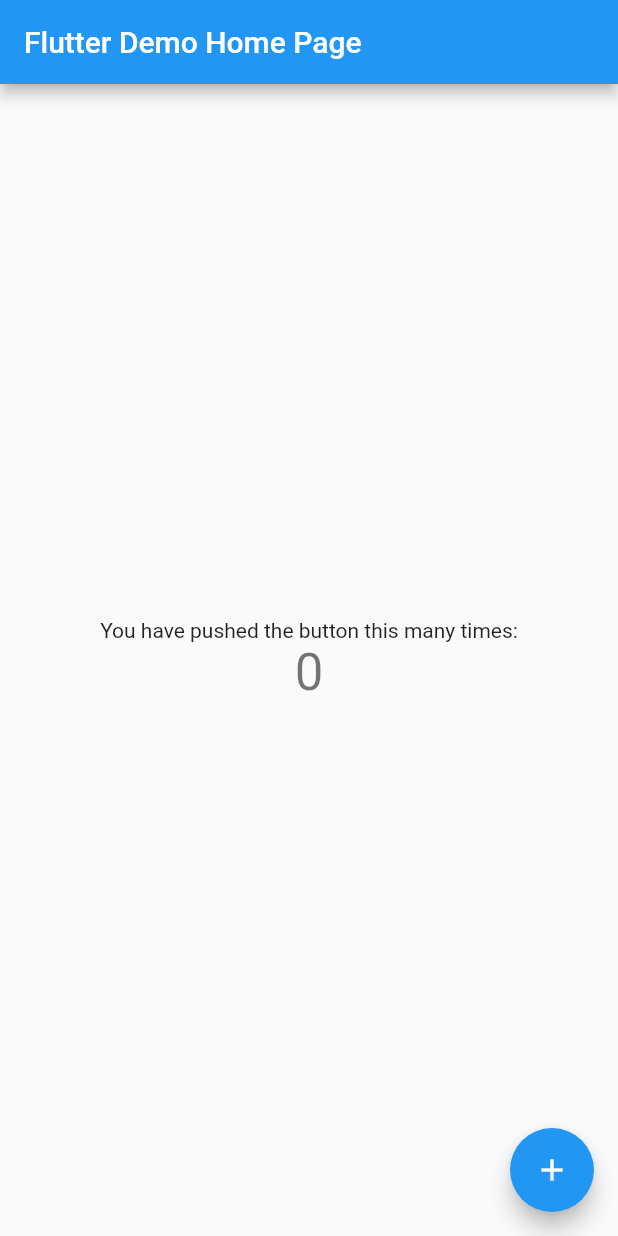
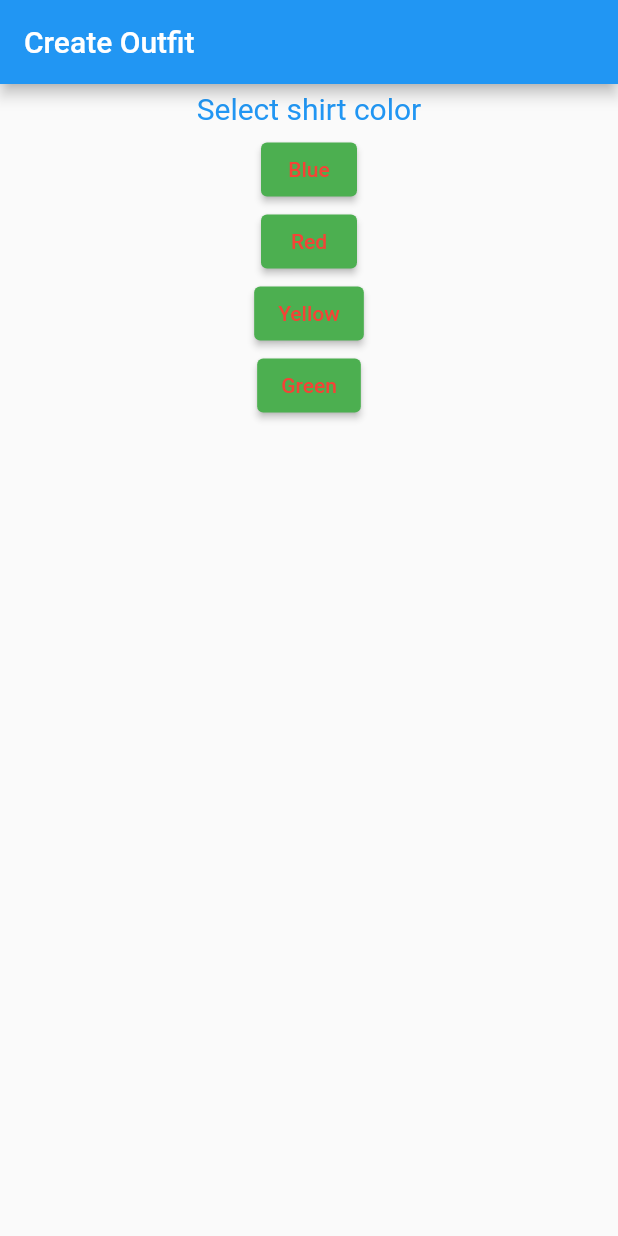
Before and after one commit to Zografska/L2_MIS_186057, a Flutter app: the screen it shows after launch, on a phone screen of 412 x 824 dp. Run offline on Flutter 3.47's test engine with Material 2 defaults, Android fonts, the phone set to English and light mode, and no system bars.

Commit message:
initial app complete

```diff
--- /dev/null
+++ b/lib/answer.dart
@@ -0,0 +1,25 @@
+import 'package:flutter/material.dart';
+
+class Answer extends StatelessWidget {
+  String answerText;
+  VoidCallback tapped;
+
+  Answer(this.tapped, this.answerText);
+
+  @override
+  Widget build(BuildContext context) {
+    return Container(
+      child: ElevatedButton(
+        onPressed: tapped,
+        child: Text(
+          answerText,
+          style: const TextStyle(
+            color: Colors.red,
+          ),
+        ),
+        style: ButtonStyle(
+            backgroundColor: MaterialStateProperty.all<Color>(Colors.green)),
+      ),
+    );
+  }
+}
--- a/lib/main.dart
+++ b/lib/main.dart
@@ -1,115 +1,68 @@
 import 'package:flutter/material.dart';
+import 'answer.dart';
+import 'question.dart';
+import 'package:flutter/cupertino.dart';
 
 void main() {
-  runApp(const MyApp());
+  runApp(MyAppState());
 }
 
-class MyApp extends StatelessWidget {
-  const MyApp({super.key});
+class MyAppStateState extends State<MyAppState> {
+  void _iWasTapped() {
+    setState(() {
+      if (_questionIndex + 1 < questions.length)
+        _questionIndex += 1;
+      else {
+        _questionIndex = 0;
+      }
+    });
+  }
 
-  // This widget is the root of your application.
+  var questions = [
+    {
+      'question': 'Select shirt color',
+      'answer': ['Blue', 'Red', 'Yellow', 'Green']
+    },
+    {
+      'question': 'Select pants',
+      'answer': ['Mom Jeans', 'Skinny Jeans', 'Shorts']
+    },
+    {
+      'question': 'Select shoes',
+      'answer': ['Nike AirForce', 'Puma Suade', 'DocMartens']
+    },
+    {
+      'question': 'Select accessory',
+      'answer': ['Fedora', 'Beanie', 'Beret', 'Visor', 'Cowboy']
+    },
+  ];
+  int _questionIndex = 0;
+
   @override
   Widget build(BuildContext context) {
     return MaterialApp(
-      title: 'Flutter Demo',
-      theme: ThemeData(
-        // This is the theme of your application.
-        //
-        // Try running your application with "flutter run". You'll see the
-        // application has a blue toolbar. Then, without quitting the app, try
-        // changing the primarySwatch below to Colors.green and then invoke
-        // "hot reload" (press "r" in the console where you ran "flutter run",
-        // or simply save your changes to "hot reload" in a Flutter IDE).
-        // Notice that the counter didn't reset back to zero; the application
-        // is not restarted.
-        primarySwatch: Colors.blue,
+      title: "Create Outfit",
+      home: Scaffold(
+        appBar: AppBar(
+          title: const Text("Create Outfit"),
+        ),
+        body: Column(
+          children: [
+            ClothesQuestion(questions[_questionIndex]['question'] as String),
+            ...(questions[_questionIndex]['answer'] as List<String>)
+                .map((answer) {
+              return Answer(_iWasTapped, answer);
+            }),
+          ],
+        ),
       ),
-      home: const MyHomePage(title: 'Flutter Demo Home Page'),
     );
   }
 }
 
-class MyHomePage extends StatefulWidget {
-  const MyHomePage({super.key, required this.title});
-
-  // This widget is the home page of your application. It is stateful, meaning
-  // that it has a State object (defined below) that contains fields that affect
-  // how it looks.
-
-  // This class is the configuration for the state. It holds the values (in this
-  // case the title) provided by the parent (in this case the App widget) and
-  // used by the build method of the State. Fields in a Widget subclass are
-  // always marked "final".
-
-  final String title;
+class MyAppState extends StatefulWidget {
+  const MyAppState({Key? key}) : super(key: key);
 
   @override
-  State<MyHomePage> createState() => _MyHomePageState();
+  MyAppStateState createState() => MyAppStateState();
 }
-
-class _MyHomePageState extends State<MyHomePage> {
-  int _counter = 0;
-
-  void _incrementCounter() {
-    setState(() {
-      // This call to setState tells the Flutter framework that something has
-      // changed in this State, which causes it to rerun the build method below
-      // so that the display can reflect the updated values. If we changed
-      // _counter without calling setState(), then the build method would not be
-      // called again, and so nothing would appear to happen.
-      _counter++;
-    });
-  }
-
-  @override
-  Widget build(BuildContext context) {
-    // This method is rerun every time setState is called, for instance as done
-    // by the _incrementCounter method above.
-    //
-    // The Flutter framework has been optimized to make rerunning build methods
-    // fast, so that you can just rebuild anything that needs updating rather
-    // than having to individually change instances of widgets.
-    return Scaffold(
-      appBar: AppBar(
-        // Here we take the value from the MyHomePage object that was created by
-        // the App.build method, and use it to set our appbar title.
-        title: Text(widget.title),
-      ),
-      body: Center(
-        // Center is a layout widget. It takes a single child and positions it
-        // in the middle of the parent.
-        child: Column(
-          // Column is also a layout widget. It takes a list of children and
-          // arranges them vertically. By default, it sizes itself to fit its
-          // children horizontally, and tries to be as tall as its parent.
-          //
-          // Invoke "debug painting" (press "p" in the console, choose the
-          // "Toggle Debug Paint" action from the Flutter Inspector in Android
-          // Studio, or the "Toggle Debug Paint" command in Visual Studio Code)
-          // to see the wireframe for each widget.
-          //
-          // Column has various properties to control how it sizes itself and
-          // how it positions its children. Here we use mainAxisAlignment to
-          // center the children vertically; the main axis here is the vertical
-          // axis because Columns are vertical (the cross axis would be
-          // horizontal).
-          mainAxisAlignment: MainAxisAlignment.center,
-          children: <Widget>[
-            const Text(
-              'You have pushed the button this many times:',
-            ),
-            Text(
-              '$_counter',
-              style: Theme.of(context).textTheme.headline4,
-            ),
-          ],
-        ),
-      ),
-      floatingActionButton: FloatingActionButton(
-        onPressed: _incrementCounter,
-        tooltip: 'Increment',
-        child: const Icon(Icons.add),
-      ), // This trailing comma makes auto-formatting nicer for build methods.
-    );
-  }
-}
--- /dev/null
+++ b/lib/question.dart
@@ -0,0 +1,20 @@
+import 'package:flutter/material.dart';
+
+class ClothesQuestion extends StatelessWidget {
+  var _stringquestionContent;
+
+  ClothesQuestion(this._stringquestionContent);
+
+  @override
+  Widget build(BuildContext context) {
+    return Container(
+      alignment: Alignment.center,
+      margin: const EdgeInsets.all(5),
+      child: Text(
+        _stringquestionContent,
+        textAlign: TextAlign.center,
+        style: const TextStyle(fontSize: 20, color: Colors.blue),
+      ),
+    );
+  }
+}
```
Also changed, not shown: 1 other file.
